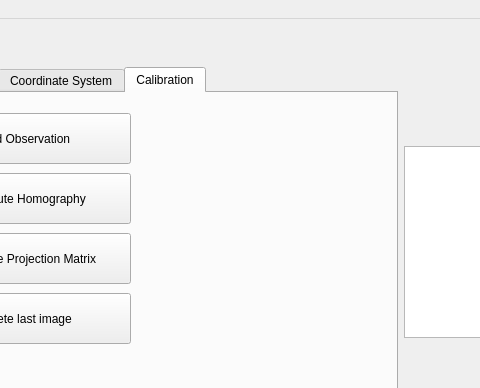
Qt form ui/main_window.ui (NikolasE/projector_calibration) before a commit; both pictures show x 111 to 591 and y 0 to 388 of the 1037 by 774 pixel window.
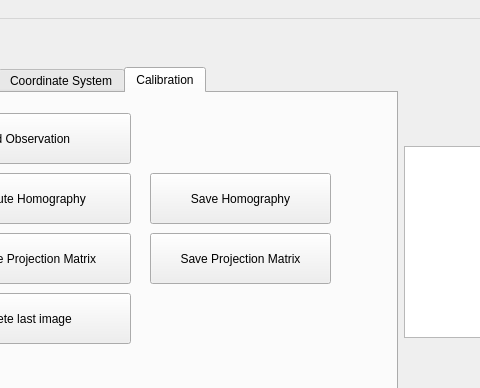
The same form after that commit. Icons and pictures are not drawn.

Patch:
```diff
--- a/ui/main_window.ui
+++ b/ui/main_window.ui
@@ -674,6 +674,32 @@
          <string>Delete last image</string>
         </property>
        </widget>
+       <widget class="QPushButton" name="pushButton_12">
+        <property name="geometry">
+         <rect>
+          <x>250</x>
+          <y>80</y>
+          <width>181</width>
+          <height>51</height>
+         </rect>
+        </property>
+        <property name="text">
+         <string>Save Homography</string>
+        </property>
+       </widget>
+       <widget class="QPushButton" name="pushButton_13">
+        <property name="geometry">
+         <rect>
+          <x>250</x>
+          <y>140</y>
+          <width>181</width>
+          <height>51</height>
+         </rect>
+        </property>
+        <property name="text">
+         <string>Save Projection Matrix</string>
+        </property>
+       </widget>
       </widget>
      </widget>
     </item>
```
Left out of the diff: 85 changed lines with no effect on the pictures.
